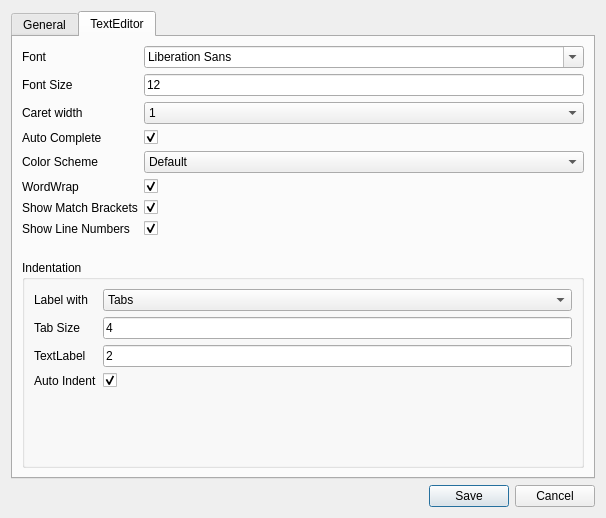
Qt form src/settings.ui (kum8r/SimpleCodeEditor) before a commit.
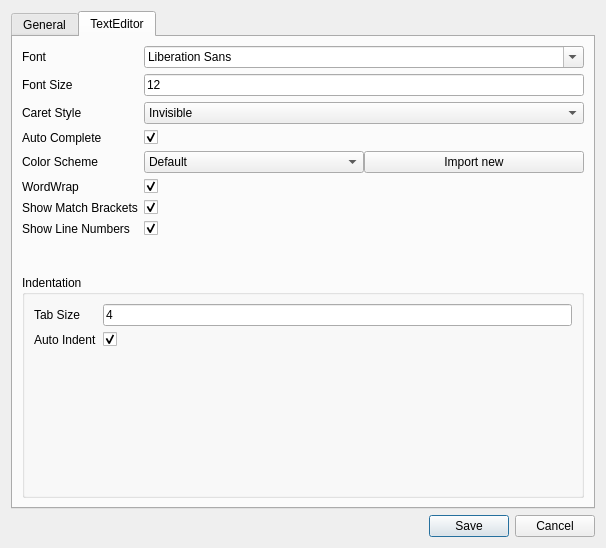
The same form after that commit.

The edit to the form file:
```diff
--- a/src/settings.ui
+++ b/src/settings.ui
@@ -7,7 +7,7 @@
     <x>0</x>
     <y>0</y>
     <width>606</width>
-    <height>518</height>
+    <height>548</height>
    </rect>
   </property>
   <property name="windowTitle">
@@ -148,33 +148,23 @@
          <item row="2" column="0">
           <widget class="QLabel" name="label_16">
            <property name="text">
-            <string>Caret width</string>
+            <string>Caret Style</string>
            </property>
           </widget>
          </item>
          <item row="2" column="1">
           <widget class="QComboBox" name="caretWidth">
            <property name="currentIndex">
-            <number>1</number>
+            <number>0</number>
            </property>
            <item>
             <property name="text">
-             <string>0</string>
+             <string>Invisible</string>
             </property>
            </item>
            <item>
             <property name="text">
-             <string>1</string>
-            </property>
-           </item>
-           <item>
-            <property name="text">
-             <string>2</string>
-            </property>
-           </item>
-           <item>
-            <property name="text">
-             <string>3</string>
+             <string>Line</string>
             </property>
            </item>
            <item>
@@ -274,17 +264,45 @@
           </widget>
          </item>
          <item row="4" column="1">
-          <widget class="QComboBox" name="colorScheme">
-           <item>
-            <property name="text">
-             <string>Default</string>
+          <widget class="QWidget" name="widget" native="true">
+           <layout class="QHBoxLayout" name="horizontalLayout">
+            <property name="spacing">
+             <number>0</number>
             </property>
-           </item>
-           <item>
-            <property name="text">
-             <string>Default Dark</string>
+            <property name="leftMargin">
+             <number>0</number>
             </property>
-           </item>
+            <property name="topMargin">
+             <number>0</number>
+            </property>
+            <property name="rightMargin">
+             <number>0</number>
+            </property>
+            <property name="bottomMargin">
+             <number>0</number>
+            </property>
+            <item>
+             <widget class="QComboBox" name="colorScheme">
+              <item>
+               <property name="text">
+                <string>Default</string>
+               </property>
+              </item>
+              <item>
+               <property name="text">
+                <string>Default Dark</string>
+               </property>
+              </item>
+             </widget>
+            </item>
+            <item>
+             <widget class="QPushButton" name="pushButton">
+              <property name="text">
+               <string>Import new</string>
+              </property>
+             </widget>
+            </item>
+           </layout>
           </widget>
          </item>
         </layout>
@@ -298,55 +316,27 @@
           <item row="0" column="0">
            <layout class="QFormLayout" name="formLayout_4">
             <item row="0" column="0">
-             <widget class="QLabel" name="label_22">
-              <property name="text">
-               <string>Label with</string>
-              </property>
-             </widget>
-            </item>
-            <item row="0" column="1">
-             <widget class="QComboBox" name="comboBox_5">
-              <item>
-               <property name="text">
-                <string>Tabs</string>
-               </property>
-              </item>
-              <item>
-               <property name="text">
-                <string>Spaces</string>
-               </property>
-              </item>
-             </widget>
-            </item>
-            <item row="1" column="0">
              <widget class="QLabel" name="label_6">
               <property name="text">
                <string>Tab Size</string>
               </property>
              </widget>
             </item>
-            <item row="1" column="1">
+            <item row="0" column="1">
              <widget class="QLineEdit" name="tabsize">
               <property name="text">
                <string>4</string>
               </property>
              </widget>
             </item>
-            <item row="2" column="0">
-             <widget class="QLabel" name="label_23">
+            <item row="1" column="0">
+             <widget class="QLabel" name="label_7">
               <property name="text">
-               <string>TextLabel</string>
+               <string>Auto Indent</string>
               </property>
              </widget>
             </item>
-            <item row="2" column="1">
-             <widget class="QLineEdit" name="lineEdit_7">
-              <property name="text">
-               <string>2</string>
-              </property>
-             </widget>
-            </item>
-            <item row="3" column="1">
+            <item row="1" column="1">
              <widget class="QCheckBox" name="autoIndent">
               <property name="text">
                <string/>
@@ -356,13 +346,6 @@
               </property>
              </widget>
             </item>
-            <item row="3" column="0">
-             <widget class="QLabel" name="label_7">
-              <property name="text">
-               <string>Auto Indent</string>
-              </property>
-             </widget>
-            </item>
            </layout>
           </item>
          </layout>
```
Left out of the diff: 87 changed lines with no effect on the pictures.
